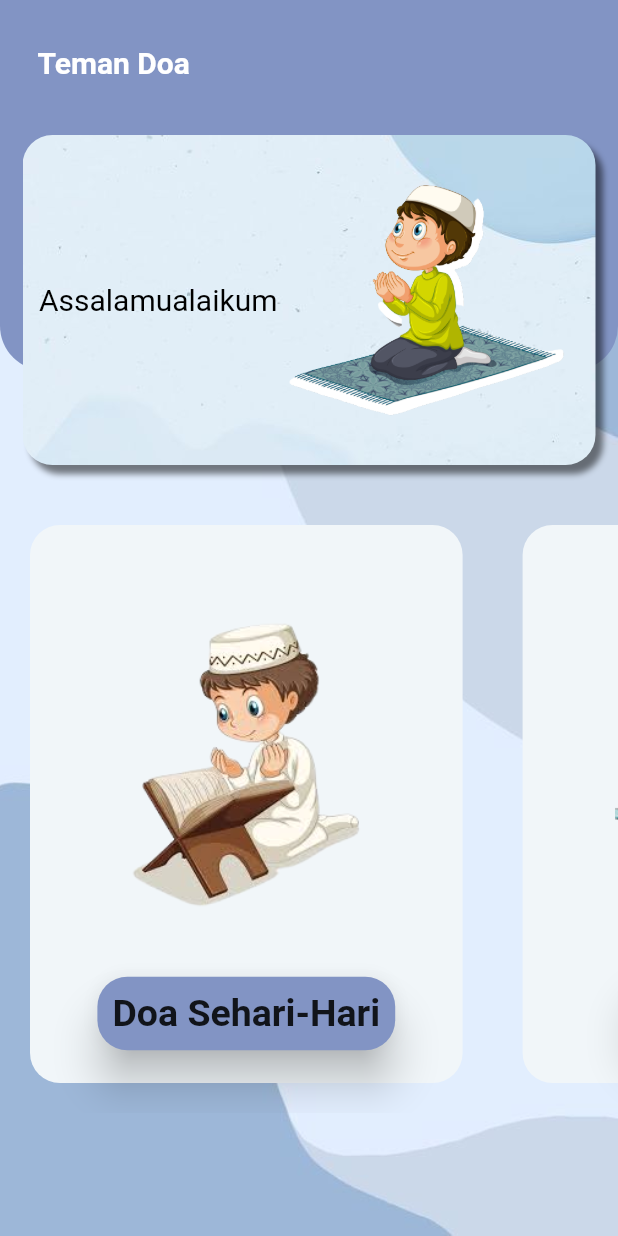
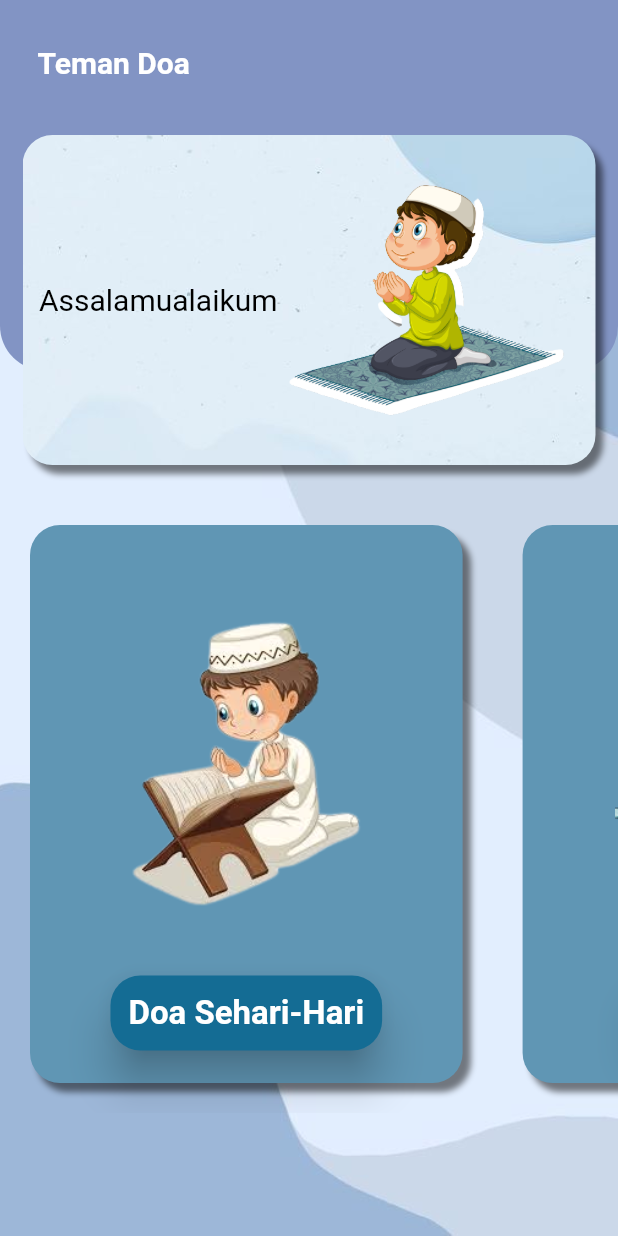
Before and after one commit to HgRayhan08/aplikasi_teman_berdoa, a Flutter app: the screen it shows after launch, on a phone screen of 412 x 824 dp. Run offline on Flutter 3.47's test engine with Material 2 defaults, Android fonts, the phone set to English and light mode, and no system bars; our stand-ins replace dio, google_fonts.

Commit message:
memperbaiki warna pada menu

```diff
--- a/lib/widget/menu_custom_widget.dart
+++ b/lib/widget/menu_custom_widget.dart
@@ -24,11 +24,17 @@ class MenuCustom extends StatelessWidget {
       width: mediaQueryWidth * 0.7,
       height: 200,
       margin: const EdgeInsets.all(20),
-      decoration: const BoxDecoration(
-        borderRadius: BorderRadius.all(
+      decoration: BoxDecoration(
+        borderRadius: const BorderRadius.all(
           Radius.circular(20),
         ),
-        color: Color(0xffF1F6F9),
+        boxShadow: [
+          BoxShadow(
+              color: Colors.black.withOpacity(0.5),
+              blurRadius: 3,
+              offset: const Offset(5, 6))
+        ],
+        color: const Color(0xff6096B4),
       ),
       child: Column(
         mainAxisAlignment: MainAxisAlignment.spaceAround,
@@ -45,7 +51,7 @@ class MenuCustom extends StatelessWidget {
               Navigator.of(context).pushNamed(navigasi!);
             },
             child: Card(
-              color: const Color(0xff8294C4),
+              color: const Color(0xff146C94),
               shape: const RoundedRectangleBorder(
                 borderRadius: BorderRadius.all(
                   Radius.circular(20),
@@ -53,10 +59,13 @@ class MenuCustom extends StatelessWidget {
               ),
               elevation: 12,
               child: Padding(
-                padding: const EdgeInsets.all(10),
+                padding: const EdgeInsets.all(12),
                 child: Text(
                   text,
-                  style: TextStyle(fontSize: 25, fontWeight: FontWeight.w700),
+                  style: const TextStyle(
+                      color: Colors.white,
+                      fontSize: 22,
+                      fontWeight: FontWeight.w700),
                 ),
               ),
             ),
```
